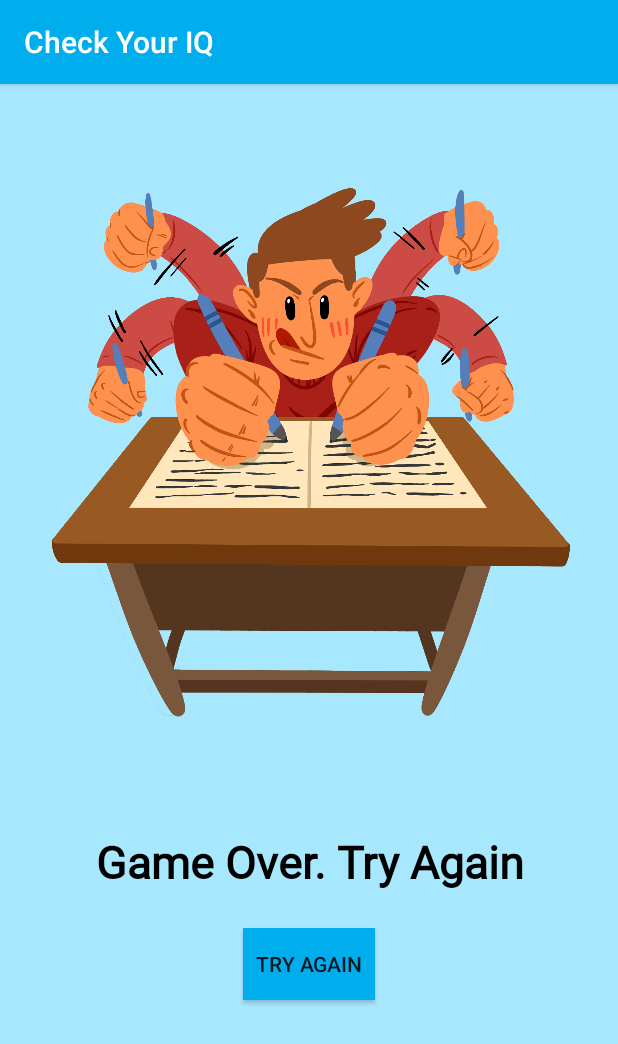
After one commit to GaneshAdsul/CheckYourIQ, an Android app: the fragment GameOverFragment shown on its own in the app's theme, on a phone screen of 412 x 824 dp. The commit adds this screen. Shown: the top 1044 px of the screen. Run offline under Robolectric (Android 15) with nearby library versions, the phone set to English and light mode, and no system bars; our stand-ins replace data binding.

Commit message:
GameOverFragment added along with its layout fragment_game_ove.

```diff
--- /dev/null
+++ b/app/src/main/java/com/ganeshadsul/checkyouriq/GameOverFragment.kt
@@ -0,0 +1,22 @@
+package com.ganeshadsul.checkyouriq
+
+import android.content.Context
+import android.net.Uri
+import android.os.Bundle
+import androidx.fragment.app.Fragment
+import android.view.LayoutInflater
+import android.view.View
+import android.view.ViewGroup
+import androidx.databinding.DataBindingUtil
+import com.ganeshadsul.checkyouriq.databinding.FragmentGameOverBinding
+
+class GameOverFragment : Fragment() {
+
+    override fun onCreateView(inflater: LayoutInflater, container: ViewGroup?, savedInstanceState: Bundle?): View? {
+        // Inflate the layout for this fragment
+        //return inflater.inflate(R.layout.fragment_game_over, container, false)
+        val binding = DataBindingUtil.inflate<FragmentGameOverBinding>(inflater,R.layout.fragment_game_over,container,false)
+
+        return binding.root
+    }
+}
--- /dev/null
+++ b/app/src/main/res/layout/fragment_game_over.xml
@@ -0,0 +1,56 @@
+<?xml version="1.0" encoding="utf-8"?>
+<layout xmlns:android="http://schemas.android.com/apk/res/android"
+    xmlns:app="http://schemas.android.com/apk/res-auto"
+    xmlns:tools="http://schemas.android.com/tools"
+    tools:context=".GameOverFragment">
+
+    <androidx.constraintlayout.widget.ConstraintLayout
+        android:layout_width="match_parent"
+        android:layout_height="match_parent"
+        android:background="@color/anakiwa">
+
+        <ImageView
+            android:id="@+id/imageView4"
+            android:layout_width="363dp"
+            android:layout_height="450dp"
+            android:layout_marginStart="24dp"
+            android:layout_marginTop="24dp"
+            android:layout_marginEnd="24dp"
+            android:src="@drawable/try_again"
+            app:layout_constraintEnd_toEndOf="parent"
+            app:layout_constraintHorizontal_bias="0.0"
+            app:layout_constraintStart_toStartOf="parent"
+            app:layout_constraintTop_toTopOf="parent" />
+
+        <TextView
+            android:id="@+id/try_again_text"
+            android:layout_width="0dp"
+            android:layout_height="wrap_content"
+            android:layout_marginStart="24dp"
+            android:layout_marginTop="24dp"
+            android:layout_marginEnd="24dp"
+            android:fontFamily="@font/roboto"
+            android:text="@string/game_over"
+            android:textAlignment="center"
+            android:textColor="@color/black"
+            android:textSize="30sp"
+            android:textStyle="bold"
+            app:layout_constraintEnd_toEndOf="parent"
+            app:layout_constraintStart_toStartOf="parent"
+            app:layout_constraintTop_toBottomOf="@+id/imageView4" />
+
+        <Button
+            android:id="@+id/button"
+            android:layout_width="wrap_content"
+            android:layout_height="wrap_content"
+            android:layout_marginStart="24dp"
+            android:layout_marginTop="24dp"
+            android:layout_marginEnd="24dp"
+            android:background="@color/colorPrimary"
+            android:text="@string/try_again"
+            app:layout_constraintEnd_toEndOf="parent"
+            app:layout_constraintStart_toStartOf="parent"
+            app:layout_constraintTop_toBottomOf="@+id/try_again_text" />
+    </androidx.constraintlayout.widget.ConstraintLayout>
+
+</layout>
--- a/app/src/main/res/values/strings.xml
+++ b/app/src/main/res/values/strings.xml
@@ -8,4 +8,6 @@
     <string name="hello_blank_fragment">Hello blank fragment</string>
     <string name="you_won_text">You are Smarter than most of people.</string>
     <string name="want_to_play_again">Want to play again?</string>
+    <string name="try_again">Try Again</string>
+    <string name="game_over">Game Over. Try Again</string>
 </resources>
```
